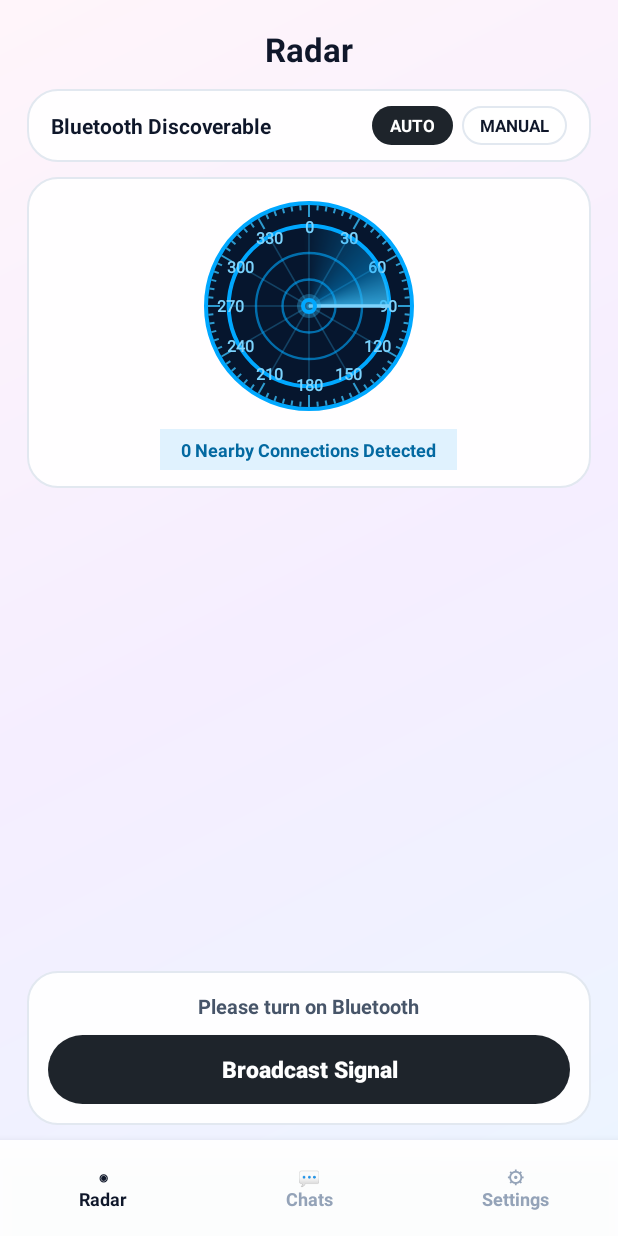
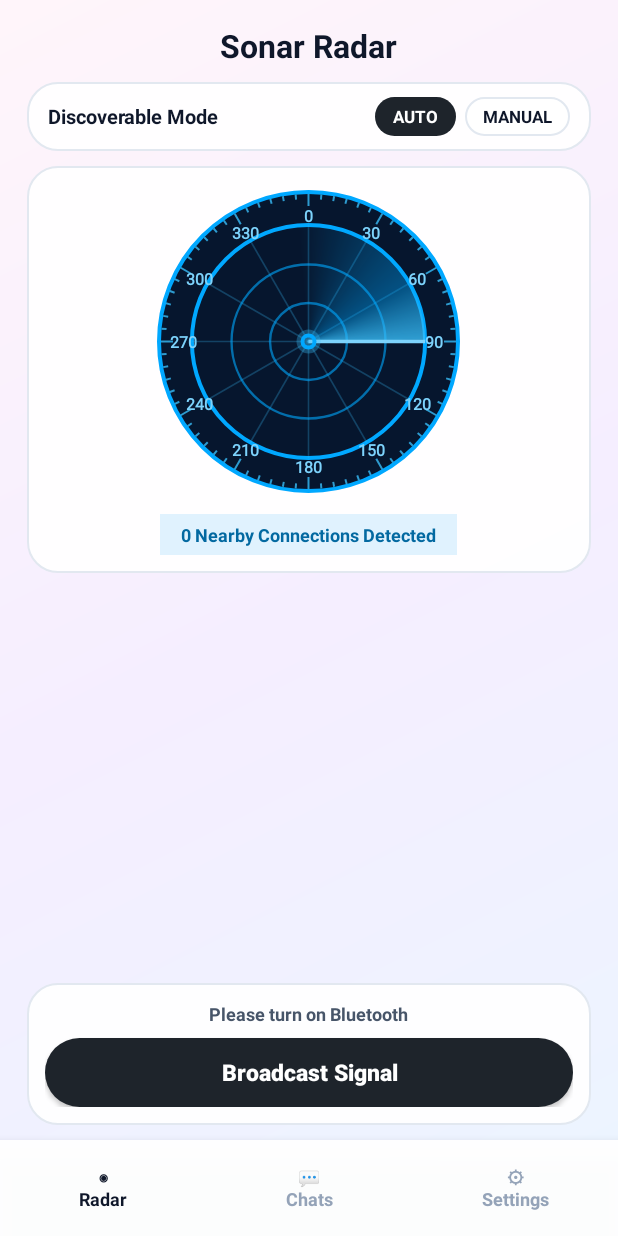
Before and after one commit to JithuxLegend/BlueWave-Chat, an Android app: the screen it shows after launch (MainActivity), after a tap on "AUTO", on a phone screen of 412 x 824 dp. Run offline under Robolectric (Android 15) with nearby library versions, the phone set to English and light mode, and no system bars; 2 other taps on this screen came first.

Commit message:
Update layout for social home and radar pages

```diff
--- a/app/src/main/res/layout/activity_main.xml
+++ b/app/src/main/res/layout/activity_main.xml
@@ -5,7 +5,7 @@
     android:layout_height="match_parent"
     android:background="@drawable/bg_pastel_mesh">
 
-    <!-- ==================== PAGE A: HOME / CHATS ==================== -->
+    <!-- ==================== PAGE A: SOCIAL HOME / CHATS ==================== -->
     <LinearLayout
         android:id="@+id/pageChatsContainer"
         android:layout_width="match_parent"
@@ -13,12 +13,12 @@
         android:layout_above="@+id/bottomNavBar"
         android:orientation="vertical"
         android:paddingHorizontal="18dp"
-        android:paddingTop="18dp">
+        android:paddingTop="16dp">
 
-        <!-- Top Bar: Smaller "Blue Wave" + Transparent Shark Logo Close Beside Text + Profile Avatar -->
+        <!-- Top Social Header -->
         <RelativeLayout
             android:layout_width="match_parent"
-            android:layout_height="52dp">
+            android:layout_height="50dp">
 
             <LinearLayout
                 android:layout_width="wrap_content"
@@ -44,13 +44,28 @@
                     android:scaleType="fitCenter" />
             </LinearLayout>
 
-            <!-- Tappable User Profile Avatar -->
+            <LinearLayout
+                android:layout_width="wrap_content"
+                android:layout_height="wrap_content"
+                android:layout_alignParentEnd="true"
+                android:layout_centerVertical="true"
+                android:gravity="center_vertical"
+                android:orientation="horizontal">
+
+                <TextView
+                    android:id="@+id/topQrShortcutBtn"
+                    android:layout_width="40dp"
+                    android:layout_height="40dp"
+                    android:layout_marginEnd="8dp"
+                    android:background="@drawable/bg_white_pill"
+                    android:gravity="center"
+                    android:text="📷"
+                    android:textSize="16sp" />
+
                 <LinearLayout
                     android:id="@+id/profileAvatarBtn"
                     android:layout_width="44dp"
                     android:layout_height="44dp"
-                android:layout_alignParentEnd="true"
-                android:layout_centerVertical="true"
                     android:background="@drawable/bg_white_pill"
                     android:clickable="true"
                     android:elevation="3dp"
@@ -64,24 +79,25 @@
                         android:layout_height="38dp"
                         android:scaleType="centerCrop" />
                 </LinearLayout>
+            </LinearLayout>
         </RelativeLayout>
 
-        <!-- Working Search Bar -->
+        <!-- Search Bar -->
         <LinearLayout
             android:id="@+id/searchBarBox"
             android:layout_width="match_parent"
-            android:layout_height="45dp"
-            android:layout_marginTop="12dp"
+            android:layout_height="42dp"
+            android:layout_marginTop="10dp"
             android:background="@drawable/bg_white_pill"
             android:gravity="center_vertical"
             android:orientation="horizontal"
-            android:paddingHorizontal="16dp">
+            android:paddingHorizontal="14dp">
 
             <TextView
                 android:layout_width="wrap_content"
                 android:layout_height="wrap_content"
                 android:text="🔍  "
-                android:textSize="14sp" />
+                android:textSize="13sp" />
 
             <EditText
                 android:id="@+id/searchPeersInput"
@@ -89,22 +105,38 @@
                 android:layout_height="match_parent"
                 android:layout_weight="1"
                 android:background="@android:color/transparent"
-                android:hint="Search chats or peers"
+                android:hint="Search friends, notes, or nearby peers..."
                 android:imeOptions="actionSearch"
                 android:inputType="text"
                 android:maxLines="1"
                 android:textColor="#0F172A"
                 android:textColorHint="#94A3B8"
-                android:textSize="14sp" />
+                android:textSize="13sp" />
         </LinearLayout>
 
-        <!-- Pastel Mesh Hero Card -->
+        <!-- Instagram / Messenger-Style Active Stories & Status Row -->
+        <HorizontalScrollView
+            android:layout_width="match_parent"
+            android:layout_height="wrap_content"
+            android:layout_marginTop="12dp"
+            android:scrollbars="none">
+
+            <LinearLayout
+                android:id="@+id/storiesRowContainer"
+                android:layout_width="wrap_content"
+                android:layout_height="wrap_content"
+                android:gravity="center_vertical"
+                android:orientation="horizontal" />
+        </HorizontalScrollView>
+
+        <!-- Compact Encrypted Mesh Status Banner -->
         <RelativeLayout
             android:layout_width="match_parent"
-            android:layout_height="130dp"
-            android:layout_marginTop="14dp"
+            android:layout_height="88dp"
+            android:layout_marginTop="12dp"
             android:background="@drawable/bg_hero_card"
-            android:padding="18dp">
+            android:paddingHorizontal="16dp"
+            android:paddingVertical="12dp">
 
             <TextView
                 android:id="@+id/heroModeBadge"
@@ -112,9 +144,9 @@
                 android:layout_height="wrap_content"
                 android:layout_alignParentEnd="true"
                 android:background="@drawable/bg_black_pill"
-                android:paddingHorizontal="14dp"
-                android:paddingVertical="6dp"
-                android:text="Offline Mode"
+                android:paddingHorizontal="12dp"
+                android:paddingVertical="5dp"
+                android:text="🔒 AES Shield"
                 android:textColor="#FFFFFF"
                 android:textSize="11sp"
                 android:textStyle="bold" />
@@ -122,10 +154,9 @@
             <TextView
                 android:layout_width="wrap_content"
                 android:layout_height="wrap_content"
-                android:layout_centerVertical="true"
-                android:text="Mesh Network\nActive"
+                android:text="Offline Mesh Active"
                 android:textColor="#0F172A"
-                android:textSize="20sp"
+                android:textSize="17sp"
                 android:textStyle="bold" />
 
             <TextView
@@ -133,26 +164,26 @@
                 android:layout_width="wrap_content"
                 android:layout_height="wrap_content"
                 android:layout_alignParentBottom="true"
-                android:text="●  Ready for Chat Peers"
+                android:text="●  Ready for Encrypted Peer Chats"
                 android:textColor="#1E293B"
                 android:textSize="12sp"
                 android:textStyle="bold" />
         </RelativeLayout>
 
-        <!-- Nearby Chats Header -->
+        <!-- Nearby Chats Feed Header -->
         <RelativeLayout
             android:layout_width="match_parent"
             android:layout_height="wrap_content"
-            android:layout_marginTop="16dp"
-            android:layout_marginBottom="10dp">
+            android:layout_marginTop="14dp"
+            android:layout_marginBottom="8dp">
 
             <TextView
                 android:id="@+id/nearbyChatsHeading"
                 android:layout_width="wrap_content"
                 android:layout_height="wrap_content"
-                android:text="Nearby Chats"
+                android:text="Direct Messages"
                 android:textColor="#0F172A"
-                android:textSize="17sp"
+                android:textSize="16sp"
                 android:textStyle="bold" />
 
             <TextView
@@ -160,7 +191,7 @@
                 android:layout_width="wrap_content"
                 android:layout_height="wrap_content"
                 android:layout_alignParentEnd="true"
-                android:text="Open Radar →"
+                android:text="Scan Radar →"
                 android:textColor="#2563EB"
                 android:textSize="13sp"
                 android:textStyle="bold" />
@@ -172,8 +203,8 @@
             android:layout_height="wrap_content"
             android:background="@drawable/bg_white_pill"
             android:gravity="center"
-            android:padding="20dp"
-            android:text="No chat phones nearby yet.\nAudio accessories &amp; watches are hidden automatically.\nTap 'Open Radar →' to scan for phones."
+            android:padding="18dp"
+            android:text="No active chat phones nearby.\nTap 'Scan Radar →' or '📷' to pair with a friend."
             android:textColor="#64748B"
             android:textSize="13sp"
             android:visibility="gone" />
@@ -188,7 +219,7 @@
             android:scrollbars="none" />
     </LinearLayout>
 
-    <!-- ==================== PAGE B: RADAR ==================== -->
+    <!-- ==================== PAGE B: TACTICAL BLUE RADAR ==================== -->
     <LinearLayout
         android:id="@+id/pageRadarContainer"
         android:layout_width="match_parent"
@@ -196,7 +227,7 @@
         android:layout_above="@+id/bottomNavBar"
         android:orientation="vertical"
         android:paddingHorizontal="18dp"
-        android:paddingTop="18dp"
+        android:paddingTop="16dp"
         android:visibility="gone">
 
         <TextView
@@ -204,27 +235,27 @@
             android:layout_width="wrap_content"
             android:layout_height="wrap_content"
             android:layout_gravity="center_horizontal"
-            android:text="Radar"
+            android:text="Sonar Radar"
             android:textColor="#0F172A"
-            android:textSize="22sp"
+            android:textSize="21sp"
             android:textStyle="bold" />
 
-        <!-- Bluetooth Discoverable: Auto vs Manual Mode Toggle -->
+        <!-- Auto vs Manual Discoverable Bar -->
         <RelativeLayout
             android:layout_width="match_parent"
             android:layout_height="wrap_content"
-            android:layout_marginTop="12dp"
+            android:layout_marginTop="10dp"
             android:background="@drawable/bg_white_pill"
-            android:paddingHorizontal="16dp"
-            android:paddingVertical="11dp">
+            android:paddingHorizontal="14dp"
+            android:paddingVertical="10dp">
 
             <TextView
                 android:layout_width="wrap_content"
                 android:layout_height="wrap_content"
                 android:layout_centerVertical="true"
-                android:text="Bluetooth Discoverable"
+                android:text="Discoverable Mode"
                 android:textColor="#0F172A"
-                android:textSize="14sp"
+                android:textSize="13sp"
                 android:textStyle="bold" />
 
             <LinearLayout
@@ -261,7 +292,7 @@
             </LinearLayout>
         </RelativeLayout>
 
-        <!-- Bright Blue Radar Display Box + Total Connections Counter Below -->
+        <!-- Tactical Blue Radar Display Box + Total Connections Counter -->
         <LinearLayout
             android:layout_width="match_parent"
             android:layout_height="wrap_content"
@@ -273,14 +304,14 @@
 
             <com.bluewave.chat.RadarView
                 android:id="@+id/radarSonarView"
-                android:layout_width="148dp"
-                android:layout_height="148dp" />
+                android:layout_width="210dp"
+                android:layout_height="210dp" />
 
             <TextView
                 android:id="@+id/radarTotalConnectionsText"
                 android:layout_width="wrap_content"
                 android:layout_height="wrap_content"
-                android:layout_marginTop="8dp"
+                android:layout_marginTop="10dp"
                 android:background="#E0F2FE"
                 android:paddingHorizontal="14dp"
                 android:paddingVertical="5dp"
@@ -301,7 +332,7 @@
             android:dividerHeight="10dp"
             android:scrollbars="none" />
 
-        <!-- Bottom Broadcast Signal Card -->
+        <!-- Bottom Broadcast / Stop Scan Card -->
         <LinearLayout
             android:layout_width="match_parent"
             android:layout_height="wrap_content"
@@ -310,16 +341,16 @@
             android:background="@drawable/bg_white_pill"
             android:gravity="center"
             android:orientation="vertical"
-            android:padding="14dp">
+            android:padding="12dp">
 
             <TextView
                 android:id="@+id/statusSubtitle"
                 android:layout_width="wrap_content"
                 android:layout_height="wrap_content"
-                android:layout_marginBottom="10dp"
-                android:text="Auto-scanning for nearby phones..."
+                android:layout_marginBottom="8dp"
+                android:text="Ready to scan nearby peers"
                 android:textColor="#475569"
-                android:textSize="13sp"
+                android:textSize="12sp"
                 android:textStyle="bold" />
 
             <Button
@@ -335,14 +366,14 @@
         </LinearLayout>
     </LinearLayout>
 
-    <!-- ==================== PAGE C: SETTINGS ==================== -->
+    <!-- ==================== PAGE C: SETTINGS & SECURITY ==================== -->
     <ScrollView
         android:id="@+id/pageSettingsContainer"
         android:layout_width="match_parent"
         android:layout_height="match_parent"
         android:layout_above="@+id/bottomNavBar"
         android:paddingHorizontal="18dp"
-        android:paddingTop="18dp"
+        android:paddingTop="16dp"
         android:scrollbars="none"
         android:visibility="gone">
 
@@ -358,7 +389,7 @@
                 android:layout_height="wrap_content"
                 android:text="Settings"
                 android:textColor="#0F172A"
-                android:textSize="25sp"
+                android:textSize="24sp"
                 android:textStyle="bold" />
 
             <!-- Card 1: Profile & Avatar Shortcut -->
@@ -366,7 +397,7 @@
                 android:id="@+id/settingsProfileCard"
                 android:layout_width="match_parent"
                 android:layout_height="wrap_content"
-                android:layout_marginTop="14dp"
+                android:layout_marginTop="12dp"
                 android:background="@drawable/bg_white_pill"
                 android:clickable="true"
                 android:focusable="true"
@@ -391,7 +422,7 @@
                         android:id="@+id/settingsDisplayNameText"
                         android:layout_width="wrap_content"
                         android:layout_height="wrap_content"
-                        android:text="Ocean Nomad"
+                        android:text="Pixel Drift"
                         android:textColor="#0F172A"
                         android:textSize="16sp"
                         android:textStyle="bold" />
@@ -400,7 +431,7 @@
                         android:layout_width="wrap_content"
                         android:layout_height="wrap_content"
                         android:layout_marginTop="2dp"
-                        android:text="Tap to change character avatar or nickname"
+                        android:text="Tap to pick from 10 avatars or 24 nicknames"
                         android:textColor="#2563EB"
                         android:textSize="12sp"
                         android:textStyle="bold" />
@@ -478,7 +509,7 @@
                 </LinearLayout>
             </LinearLayout>
 
-            <!-- Card 3: Media Transfer Mode (Bluetooth Offline vs Internet Hybrid) -->
+            <!-- Card 3: Radio Signal Security & Media Firewall -->
             <LinearLayout
                 android:layout_width="match_parent"
                 android:layout_height="wrap_content"
@@ -490,7 +521,7 @@
                 <TextView
                     android:layout_width="wrap_content"
                     android:layout_height="wrap_content"
-                    android:text="Media Delivery Channel"
+                    android:text="🛡️ Radio Signal Security &amp; Media Guard"
                     android:textColor="#0F172A"
                     android:textSize="16sp"
                     android:textStyle="bold" />
@@ -498,21 +529,71 @@
                 <TextView
                     android:layout_width="wrap_content"
                     android:layout_height="wrap_content"
-                    android:layout_marginTop="2dp"
-                    android:layout_marginBottom="10dp"
-                    android:text="Choose how photos, videos &amp; voice notes are sent"
+                    android:layout_marginTop="4dp"
+                    android:text="Encrypts RF packets and verifies JPEG/MP4/M4A file signatures to block spoofed radio payloads."
                     android:textColor="#64748B"
                     android:textSize="12sp" />
+
+                <Switch
+                    android:id="@+id/switchRfEncryption"
+                    android:layout_width="match_parent"
+                    android:layout_height="wrap_content"
+                    android:layout_marginTop="10dp"
+                    android:checked="true"
+                    android:text="RF Packet Encryption &amp; Checksum Guard"
+                    android:textColor="#0F172A"
+                    android:textSize="13sp" />
+
+                <Switch
+                    android:id="@+id/switchStrictMediaScan"
+                    android:layout_width="match_parent"
+                    android:layout_height="wrap_content"
+                    android:layout_marginTop="8dp"
+                    android:checked="true"
+                    android:text="Sanitize incoming image, video &amp; audio headers"
+                    android:textColor="#0F172A"
+                    android:textSize="13sp" />
+
+                <TextView
+                    android:id="@+id/btnPrivacyPolicy"
+                    android:layout_width="match_parent"
+                    android:layout_height="40dp"
+                    android:layout_marginTop="12dp"
+                    android:background="#E0F2FE"
+                    android:gravity="center"
+                    android:text="📜  Read Privacy &amp; Radio Security Policy"
+                    android:textColor="#0369A1"
+                    android:textSize="13sp"
+                    android:textStyle="bold" />
+            </LinearLayout>
+
+            <!-- Card 4: Media Channel & Bluetooth Range -->
+            <LinearLayout
+                android:layout_width="match_parent"
+                android:layout_height="wrap_content"
+                android:layout_marginTop="12dp"
+                android:background="@drawable/bg_white_pill"
+                android:orientation="vertical"
+                android:padding="16dp">
+
+                <TextView
+                    android:layout_width="wrap_content"
+                    android:layout_height="wrap_content"
+                    android:text="Media Delivery &amp; Signal Boost"
+                    android:textColor="#0F172A"
+                    android:textSize="16sp"
+                    android:textStyle="bold" />
 
                 <LinearLayout
                     android:layout_width="match_parent"
                     android:layout_height="wrap_content"
+                    android:layout_marginTop="10dp"
                     android:orientation="horizontal">
 
                     <TextView
                         android:id="@+id/mediaViaBluetoothBtn"
                         android:layout_width="0dp"
-                        android:layout_height="40dp"
+                        android:layout_height="38dp"
                         android:layout_marginEnd="6dp"
                         android:layout_weight="1"
                         android:background="@drawable/bg_black_pill"
@@ -525,7 +606,7 @@
                     <TextView
                         android:id="@+id/mediaViaInternetBtn"
                         android:layout_width="0dp"
-                        android:layout_height="40dp"
+                        android:layout_height="38dp"
                         android:layout_marginStart="6dp"
                         android:layout_weight="1"
                         android:background="@drawable/bg_white_pill"
@@ -535,24 +616,6 @@
                         android:textSize="12sp"
                         android:textStyle="bold" />
                 </LinearLayout>
-            </LinearLayout>
-
-            <!-- Card 4: Bluetooth Range & Signal Boost -->
-            <LinearLayout
-                android:layout_width="match_parent"
-                android:layout_height="wrap_content"
-                android:layout_marginTop="12dp"
-                android:background="@drawable/bg_white_pill"
-                android:orientation="vertical"
-                android:padding="16dp">
-
-                <TextView
-                    android:layout_width="wrap_content"
-                    android:layout_height="wrap_content"
-                    android:text="Bluetooth Range &amp; Signal Boost"
-                    android:textColor="#0F172A"
-                    android:textSize="16sp"
-                    android:textStyle="bold" />
 
                 <LinearLayout
                     android:layout_width="match_parent"
@@ -588,7 +651,7 @@
                 </LinearLayout>
             </LinearLayout>
 
-            <!-- Card 5: Auto-Delete Chat Timer & Custom Chat Wallpaper -->
+            <!-- Card 5: Auto-Delete Timer & Chat Wallpaper -->
             <LinearLayout
                 android:layout_width="match_parent"
                 android:layout_height="wrap_content"
@@ -705,7 +768,7 @@
                 </LinearLayout>
             </LinearLayout>
 
-            <!-- Card 6: QR / Quick Pair Card & Bluetooth Shortcuts -->
+            <!-- Card 6: Quick Pair, Cache Wipe & Version -->
             <LinearLayout
                 android:layout_width="match_parent"
                 android:layout_height="wrap_content"
@@ -714,19 +777,10 @@
                 android:orientation="vertical"
                 android:padding="16dp">
 
-                <TextView
-                    android:layout_width="wrap_content"
-                    android:layout_height="wrap_content"
-                    android:text="Quick Pair &amp; Controls"
-                    android:textColor="#0F172A"
-                    android:textSize="16sp"
-                    android:textStyle="bold" />
-
                 <Switch
                     android:id="@+id/switchAutoAccept"
                     android:layout_width="match_parent"
                     android:layout_height="wrap_content"
-                    android:layout_marginTop="10dp"
                     android:checked="true"
                     android:text="Auto-accept incoming peer connections"
                     android:textColor="#334155"
@@ -749,8 +803,20 @@
                     android:layout_marginTop="12dp"
                     android:background="#E0F2FE"
                     android:gravity="center"
-                    android:text="📲  Show My QR / Quick Pair Card"
+                    android:text="📲  QR Quick Pair &amp; Camera Scanner"
                     android:textColor="#0369A1"
+                    android:textSize="13sp"
+                    android:textStyle="bold" />
+
+                <TextView
+                    android:id="@+id/btnClearCache"
+                    android:layout_width="match_parent"
+                    android:layout_height="40dp"
+                    android:layout_marginTop="8dp"
+                    android:background="#FEE2E2"
+                    android:gravity="center"
+                    android:text="🧹  Wipe Temporary Media Cache"
+                    android:textColor="#B91C1C"
                     android:textSize="13sp"
                     android:textStyle="bold" />
 
@@ -758,7 +824,7 @@
                     android:id="@+id/btnSystemBluetooth"
                     android:layout_width="match_parent"
                     android:layout_height="42dp"
-                    android:layout_marginTop="10dp"
+                    android:layout_marginTop="8dp"
                     android:background="@drawable/bg_black_pill"
                     android:gravity="center"
                     android:text="Open Device Bluetooth Settings"
@@ -776,7 +842,7 @@
                     android:id="@+id/appVersionInfoText"
                     android:layout_width="wrap_content"
                     android:layout_height="wrap_content"
-                    android:text="Version 1.1.0 (Build 52)  •  Offline RFCOMM Mesh"
+                    android:text="Version 1.2.0 (Build 57)  •  AES-Protected Mesh"
                     android:textColor="#475569"
                     android:textSize="12sp"
                     android:textStyle="bold" />
```
Lines whose indentation alone changed are shown as unchanged.
